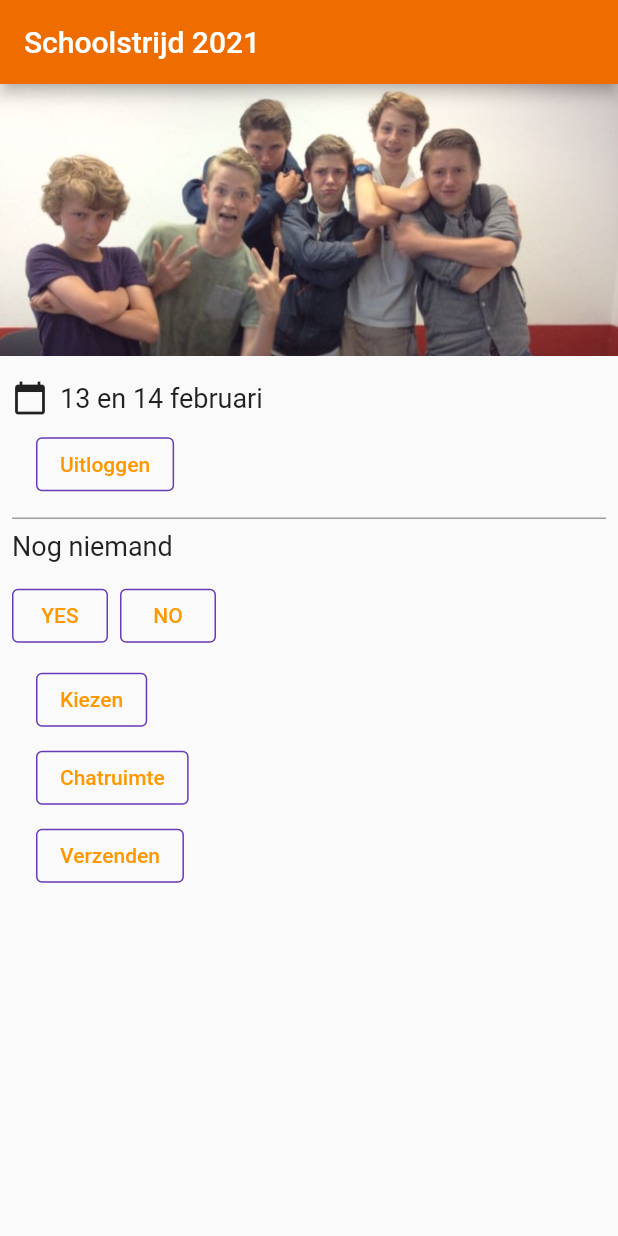
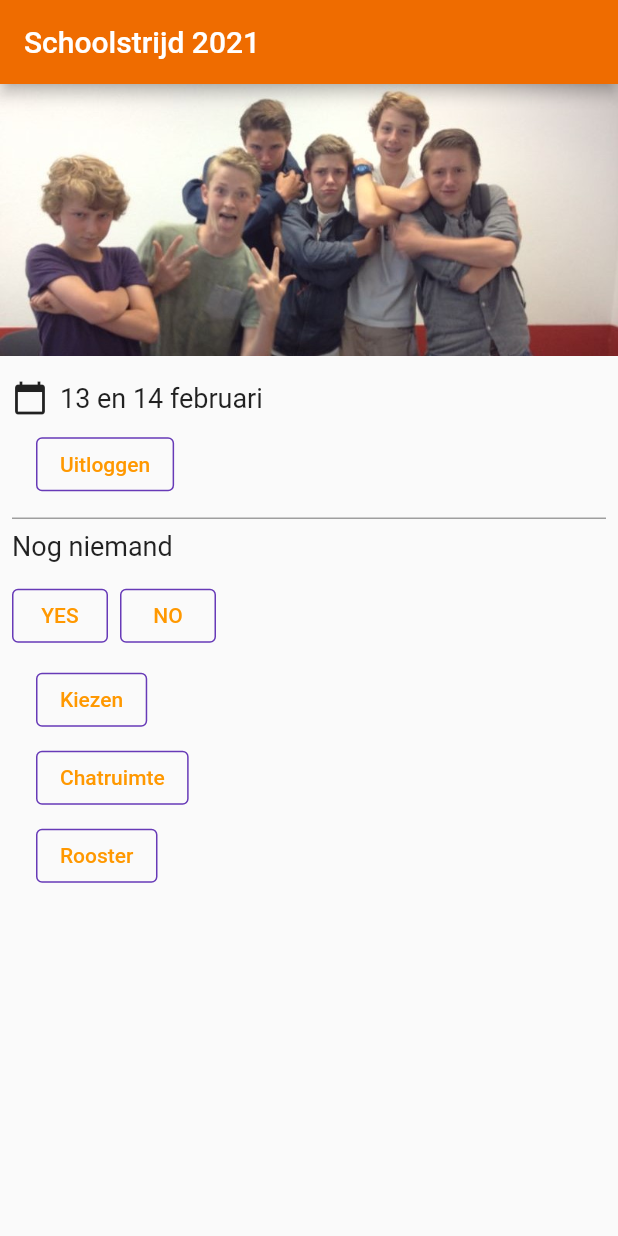
Before and after one commit to antonschins/schoolstrijd2, a Flutter app: the screen it shows once a user with an empty profile is signed in, on a phone screen of 412 x 824 dp. Run offline on Flutter 3.47's test engine with Material 2 defaults, Android fonts, the phone set to English and light mode, and no system bars; our stand-ins replace cloud_firestore, firebase_auth, firebase_core, google_fonts; accounts and stored records are empty.

Commit message:
Kiezen-Chatruimte-Rooster in orde

```diff
--- a/lib/main.dart
+++ b/lib/main.dart
@@ -4,7 +4,7 @@ import 'package:provider/provider.dart';
 import 'package:schoolstrijd/src/chatruimte.dart';
 import 'src/homepage.dart';
 import 'src/application.dart';
-import 'src/verzenden.dart';
+import 'src/rooster.dart';
 import 'src/cartscreen.dart';
 import 'src/catalogscreen.dart';
 import 'src/cartmodel.dart';
@@ -52,9 +52,8 @@ class App extends StatelessWidget {
       initialRoute: '/',
       routes: {
         '/': (context) => HomePage(),
-//        '/rooster': (context) => Rooster(),
+        '/rooster': (context) => Rooster(),
         '/chatruimte': (context) => ChatRuimte(),
-        '/verzenden': (context) => Verzenden(),
         '/catalog': (context) => MyCatalog(),
         '/cart': (context) => MyCart(),
       },
--- a/lib/src/homepage.dart
+++ b/lib/src/homepage.dart
@@ -79,9 +79,9 @@ class HomePage extends StatelessWidget {
                     padding: const EdgeInsets.only(left: 24, bottom: 4,right: 24),
                     child: StyledButton(
                       onPressed: () {
-                        Navigator.pushNamed(context, '/verzenden');
+                        Navigator.pushNamed(context, '/rooster');
                       },
-                      child: Text('Verzenden'),
+                      child: Text('Rooster'),
                     ),
                   ),
 
--- /dev/null
+++ b/lib/src/rooster.dart
@@ -0,0 +1,15 @@
+import 'package:flutter/material.dart';
+
+class Rooster extends StatelessWidget {
+  Rooster({Key? key}) : super(key: key);
+
+  @override
+  Widget build(BuildContext context) {
+    return Scaffold(
+      appBar: AppBar(
+        title: const Text('Rooster'),
+      ),
+      body: Center(child: Text('Ooo wat een mooi rooster')),
+    );
+  }
+}
```
